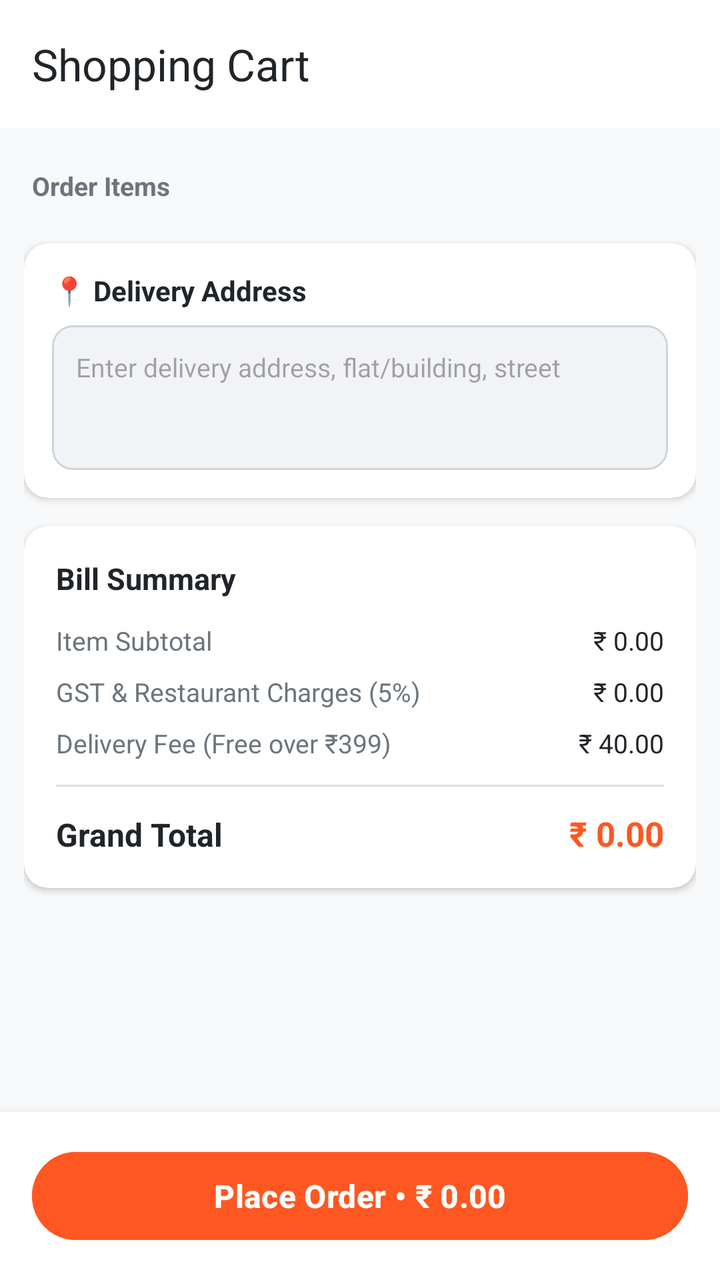
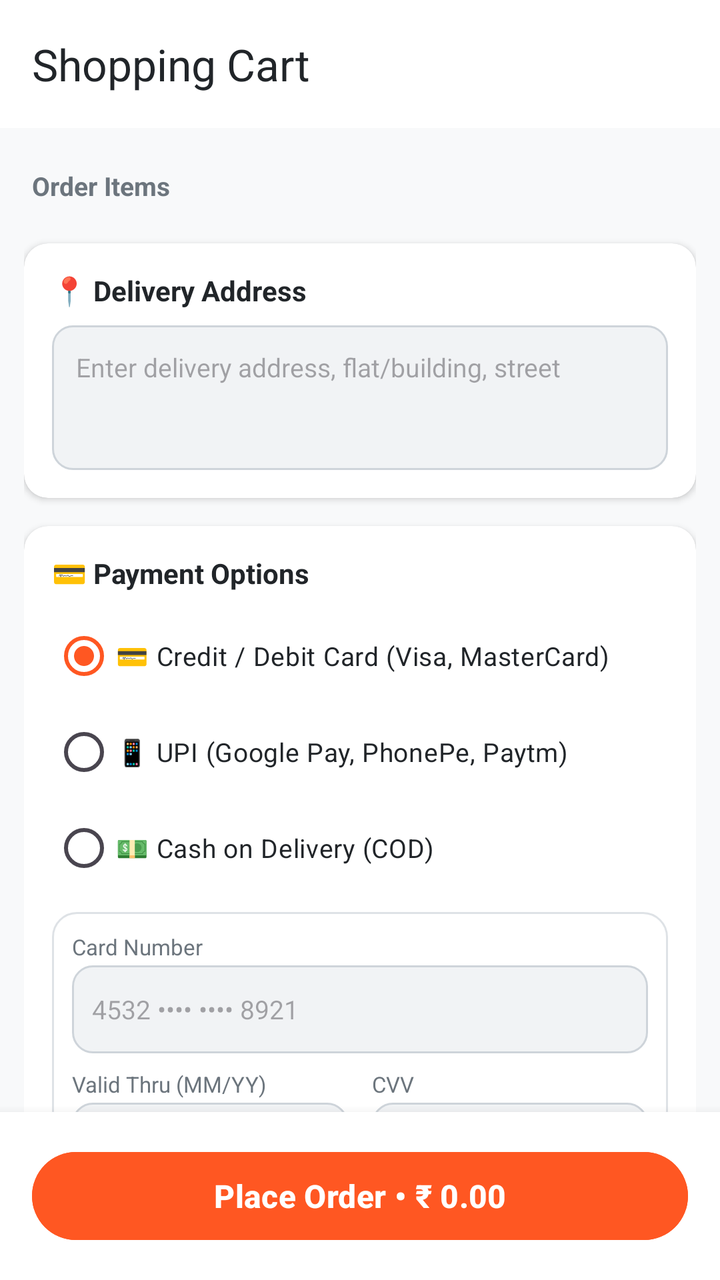

Before-and-after screenshots of an Android layout around one commit, followed by the original layout XML and the change that was made.
<!-- AndroidManifest.xml: application theme Theme.FoodieHub -->
<!-- res/layout/activity_cart.xml -->
<?xml version="1.0" encoding="utf-8"?>
<LinearLayout xmlns:android="http://schemas.android.com/apk/res/android"
    xmlns:app="http://schemas.android.com/apk/res-auto"
    android:layout_width="match_parent"
    android:layout_height="match_parent"
    android:background="@color/background_light"
    android:orientation="vertical">

    <androidx.appcompat.widget.Toolbar
        android:id="@+id/cartToolbar"
        android:layout_width="match_parent"
        android:layout_height="?attr/actionBarSize"
        android:background="@color/card_background"
        android:elevation="3dp"
        app:title="Shopping Cart"
        app:titleTextColor="@color/text_primary" />

    <androidx.core.widget.NestedScrollView
        android:layout_width="match_parent"
        android:layout_height="0dp"
        android:layout_weight="1"
        android:fillViewport="true">

        <LinearLayout
            android:layout_width="match_parent"
            android:layout_height="wrap_content"
            android:orientation="vertical"
            android:padding="12dp">

            
            <TextView
                android:layout_width="wrap_content"
                android:layout_height="wrap_content"
                android:layout_marginStart="4dp"
                android:layout_marginTop="8dp"
                android:layout_marginBottom="6dp"
                android:text="Order Items"
                android:textColor="@color/text_secondary"
                android:textSize="13sp"
                android:textStyle="bold" />

            <androidx.recyclerview.widget.RecyclerView
                android:id="@+id/recyclerCartItems"
                android:layout_width="match_parent"
                android:layout_height="wrap_content"
                android:nestedScrollingEnabled="false" />

            
            <androidx.cardview.widget.CardView
                android:layout_width="match_parent"
                android:layout_height="wrap_content"
                android:layout_marginTop="14dp"
                app:cardBackgroundColor="@color/card_background"
                app:cardCornerRadius="12dp"
                app:cardElevation="2dp">

                <LinearLayout
                    android:layout_width="match_parent"
                    android:layout_height="wrap_content"
                    android:orientation="vertical"
                    android:padding="14dp">

                    <TextView
                        android:layout_width="wrap_content"
                        android:layout_height="wrap_content"
                        android:text="📍 Delivery Address"
                        android:textColor="@color/text_primary"
                        android:textSize="14sp"
                        android:textStyle="bold" />

                    <EditText
                        android:id="@+id/edtDeliveryAddress"
                        android:layout_width="match_parent"
                        android:layout_height="wrap_content"
                        android:layout_marginTop="8dp"
                        android:background="@drawable/bg_rounded_input"
                        android:gravity="top|start"
                        android:hint="Enter delivery address, flat/building, street"
                        android:lines="3"
                        android:padding="12dp"
                        android:textSize="13sp" />
                </LinearLayout>
            </androidx.cardview.widget.CardView>

            
            <androidx.cardview.widget.CardView
                android:layout_width="match_parent"
                android:layout_height="wrap_content"
                android:layout_marginTop="14dp"
                android:layout_marginBottom="16dp"
                app:cardBackgroundColor="@color/card_background"
                app:cardCornerRadius="12dp"
                app:cardElevation="2dp">

                <LinearLayout
                    android:layout_width="match_parent"
                    android:layout_height="wrap_content"
                    android:orientation="vertical"
                    android:padding="16dp">

                    <TextView
                        android:layout_width="wrap_content"
                        android:layout_height="wrap_content"
                        android:text="Bill Summary"
                        android:textColor="@color/text_primary"
                        android:textSize="15sp"
                        android:textStyle="bold" />

                    
                    <LinearLayout
                        android:layout_width="match_parent"
                        android:layout_height="wrap_content"
                        android:layout_marginTop="12dp"
                        android:orientation="horizontal">

                        <TextView
                            android:layout_width="0dp"
                            android:layout_height="wrap_content"
                            android:layout_weight="1"
                            android:text="Item Subtotal"
                            android:textColor="@color/text_secondary"
                            android:textSize="13sp" />

                        <TextView
                            android:id="@+id/txtSubtotalAmount"
                            android:layout_width="wrap_content"
                            android:layout_height="wrap_content"
                            android:text="₹ 0.00"
                            android:textColor="@color/text_primary"
                            android:textSize="13sp" />
                    </LinearLayout>

                    
                    <LinearLayout
                        android:layout_width="match_parent"
                        android:layout_height="wrap_content"
                        android:layout_marginTop="8dp"
                        android:orientation="horizontal">

                        <TextView
                            android:layout_width="0dp"
                            android:layout_height="wrap_content"
                            android:layout_weight="1"
                            android:text="GST &amp; Restaurant Charges (5%)"
                            android:textColor="@color/text_secondary"
                            android:textSize="13sp" />

                        <TextView
                            android:id="@+id/txtTaxAmount"
                            android:layout_width="wrap_content"
                            android:layout_height="wrap_content"
                            android:text="₹ 0.00"
                            android:textColor="@color/text_primary"
                            android:textSize="13sp" />
                    </LinearLayout>

                    
                    <LinearLayout
                        android:layout_width="match_parent"
                        android:layout_height="wrap_content"
                        android:layout_marginTop="8dp"
                        android:orientation="horizontal">

                        <TextView
                            android:layout_width="0dp"
                            android:layout_height="wrap_content"
                            android:layout_weight="1"
                            android:text="Delivery Fee (Free over ₹399)"
                            android:textColor="@color/text_secondary"
                            android:textSize="13sp" />

                        <TextView
                            android:id="@+id/txtDeliveryAmount"
                            android:layout_width="wrap_content"
                            android:layout_height="wrap_content"
                            android:text="₹ 40.00"
                            android:textColor="@color/text_primary"
                            android:textSize="13sp" />
                    </LinearLayout>

                    <View
                        android:layout_width="match_parent"
                        android:layout_height="1dp"
                        android:layout_marginVertical="12dp"
                        android:background="@color/divider" />

                    
                    <LinearLayout
                        android:layout_width="match_parent"
                        android:layout_height="wrap_content"
                        android:orientation="horizontal">

                        <TextView
                            android:layout_width="0dp"
                            android:layout_height="wrap_content"
                            android:layout_weight="1"
                            android:text="Grand Total"
                            android:textColor="@color/text_primary"
                            android:textSize="16sp"
                            android:textStyle="bold" />

                        <TextView
                            android:id="@+id/txtGrandTotalAmount"
                            android:layout_width="wrap_content"
                            android:layout_height="wrap_content"
                            android:text="₹ 0.00"
                            android:textColor="@color/primary"
                            android:textSize="17sp"
                            android:textStyle="bold" />
                    </LinearLayout>

                </LinearLayout>
            </androidx.cardview.widget.CardView>

        </LinearLayout>
    </androidx.core.widget.NestedScrollView>

    
    <LinearLayout
        android:layout_width="match_parent"
        android:layout_height="wrap_content"
        android:background="@color/card_background"
        android:elevation="8dp"
        android:padding="16dp">

        <Button
            android:id="@+id/btnPlaceOrder"
            android:layout_width="match_parent"
            android:layout_height="52dp"
            android:backgroundTint="@color/primary"
            android:text="Place Order • ₹ 0.00"
            android:textColor="@color/white"
            android:textSize="16sp"
            android:textStyle="bold" />
    </LinearLayout>

</LinearLayout>
<!-- resources referenced by this layout -->
<resources>
  <color name="background_light">#F8F9FA</color>
  <color name="card_background">#FFFFFF</color>
  <color name="divider">#DEE2E6</color>
  <color name="primary">#FF5722</color>
  <color name="text_primary">#212529</color>
  <color name="text_secondary">#6C757D</color>
  <color name="white">#FFFFFF</color>
  <!-- drawable bg_rounded_input (drawable) -->
  <?xml version="1.0" encoding="utf-8"?>
  <shape xmlns:android="http://schemas.android.com/apk/res/android"
      android:shape="rectangle">
      <solid android:color="#F1F3F5" />
      <corners android:radius="10dp" />
      <stroke android:width="1dp" android:color="#CED4DA" />
  </shape>
  <style name="Theme.FoodieHub" parent="Theme.Material3.DayNight.NoActionBar">
          <item name="colorPrimary">@color/primary</item>
          <item name="colorPrimaryVariant">@color/primary_dark</item>
          <item name="colorSecondary">@color/accent</item>
          <item name="android:statusBarColor">@color/primary_dark</item>
          <item name="android:windowLightStatusBar">false</item>
          <item name="windowActionBar">false</item>
          <item name="windowNoTitle">true</item>
      </style>
  <color name="primary_dark">#E64A19</color>
  <color name="accent">#FF9800</color>
</resources>

<!-- the commit's change to res/layout/activity_cart.xml (unified diff, before → after) -->
@@ -87,6 +87,188 @@
                 android:layout_width="match_parent"
                 android:layout_height="wrap_content"
                 android:layout_marginTop="14dp"
+                app:cardBackgroundColor="@color/card_background"
+                app:cardCornerRadius="12dp"
+                app:cardElevation="2dp">
+
+                <LinearLayout
+                    android:layout_width="match_parent"
+                    android:layout_height="wrap_content"
+                    android:orientation="vertical"
+                    android:padding="14dp">
+
+                    <TextView
+                        android:layout_width="wrap_content"
+                        android:layout_height="wrap_content"
+                        android:text="💳 Payment Options"
+                        android:textColor="@color/text_primary"
+                        android:textSize="14sp"
+                        android:textStyle="bold" />
+
+                    <RadioGroup
+                        android:id="@+id/radioGroupPayment"
+                        android:layout_width="match_parent"
+                        android:layout_height="wrap_content"
+                        android:layout_marginTop="8dp">
+
+                        <RadioButton
+                            android:id="@+id/radioCard"
+                            android:layout_width="match_parent"
+                            android:layout_height="wrap_content"
+                            android:checked="true"
+                            android:paddingVertical="4dp"
+                            android:text="💳 Credit / Debit Card (Visa, MasterCard)"
+                            android:textColor="@color/text_primary"
+                            android:textSize="13sp" />
+
+                        <RadioButton
+                            android:id="@+id/radioUpi"
+                            android:layout_width="match_parent"
+                            android:layout_height="wrap_content"
+                            android:paddingVertical="4dp"
+                            android:text="📱 UPI (Google Pay, PhonePe, Paytm)"
+                            android:textColor="@color/text_primary"
+                            android:textSize="13sp" />
+
+                        <RadioButton
+                            android:id="@+id/radioCod"
+                            android:layout_width="match_parent"
+                            android:layout_height="wrap_content"
+                            android:paddingVertical="4dp"
+                            android:text="💵 Cash on Delivery (COD)"
+                            android:textColor="@color/text_primary"
+                            android:textSize="13sp" />
+                    </RadioGroup>
+
+                    
+                    <LinearLayout
+                        android:id="@+id/layoutCardDetails"
+                        android:layout_width="match_parent"
+                        android:layout_height="wrap_content"
+                        android:layout_marginTop="8dp"
+                        android:background="@drawable/bg_rounded_card"
+                        android:orientation="vertical"
+                        android:padding="10dp"
+                        android:visibility="visible">
+
+                        <TextView
+                            android:layout_width="wrap_content"
+                            android:layout_height="wrap_content"
+                            android:text="Card Number"
+                            android:textColor="@color/text_secondary"
+                            android:textSize="11sp" />
+
+                        <EditText
+                            android:id="@+id/edtCardNumber"
+                            android:layout_width="match_parent"
+                            android:layout_height="44dp"
+                            android:layout_marginTop="2dp"
+                            android:background="@drawable/bg_rounded_input"
+                            android:hint="4532 •••• •••• 8921"
+                            android:inputType="number"
+                            android:paddingHorizontal="10dp"
+                            android:textSize="13sp" />
+
+                        <LinearLayout
+                            android:layout_width="match_parent"
+                            android:layout_height="wrap_content"
+                            android:layout_marginTop="8dp"
+                            android:orientation="horizontal">
+
+                            <LinearLayout
+                                android:layout_width="0dp"
+                                android:layout_height="wrap_content"
+                                android:layout_marginEnd="6dp"
+                                android:layout_weight="1"
+                                android:orientation="vertical">
+
+                                <TextView
+                                    android:layout_width="wrap_content"
+                                    android:layout_height="wrap_content"
+                                    android:text="Valid Thru (MM/YY)"
+                                    android:textColor="@color/text_secondary"
+                                    android:textSize="11sp" />
+
+                                <EditText
+                                    android:id="@+id/edtCardExpiry"
+                                    android:layout_width="match_parent"
+                                    android:layout_height="44dp"
+                                    android:layout_marginTop="2dp"
+                                    android:background="@drawable/bg_rounded_input"
+                                    android:hint="08/28"
+                                    android:inputType="datetime"
+                                    android:paddingHorizontal="10dp"
+                                    android:textSize="13sp" />
+                            </LinearLayout>
+
+                            <LinearLayout
+                                android:layout_width="0dp"
+                                android:layout_height="wrap_content"
+                                android:layout_marginStart="6dp"
+                                android:layout_weight="1"
+                                android:orientation="vertical">
+
+                                <TextView
+                                    android:layout_width="wrap_content"
+                                    android:layout_height="wrap_content"
+                                    android:text="CVV"
+                                    android:textColor="@color/text_secondary"
+                                    android:textSize="11sp" />
+
+                                <EditText
+                                    android:id="@+id/edtCardCvv"
+                                    android:layout_width="match_parent"
+                                    android:layout_height="44dp"
+                                    android:layout_marginTop="2dp"
+                                    android:background="@drawable/bg_rounded_input"
+                                    android:hint="•••"
+                                    android:inputType="numberPassword"
+                                    android:maxLength="4"
+                                    android:paddingHorizontal="10dp"
+                                    android:textSize="13sp" />
+                            </LinearLayout>
+
+                        </LinearLayout>
+                    </LinearLayout>
+
+                    
+                    <LinearLayout
+                        android:id="@+id/layoutUpiDetails"
+                        android:layout_width="match_parent"
+                        android:layout_height="wrap_content"
+                        android:layout_marginTop="8dp"
+                        android:background="@drawable/bg_rounded_card"
+                        android:orientation="vertical"
+                        android:padding="10dp"
+                        android:visibility="gone">
+
+                        <TextView
+                            android:layout_width="wrap_content"
+                            android:layout_height="wrap_content"
+                            android:text="UPI ID"
+                            android:textColor="@color/text_secondary"
+                            android:textSize="11sp" />
+
+                        <EditText
+                            android:id="@+id/edtUpiId"
+                            android:layout_width="match_parent"
+                            android:layout_height="44dp"
+                            android:layout_marginTop="2dp"
+                            android:background="@drawable/bg_rounded_input"
+                            android:hint="sonalimotkar@okhdfcbank"
+                            android:inputType="textEmailAddress"
+                            android:paddingHorizontal="10dp"
+                            android:textSize="13sp" />
+                    </LinearLayout>
+
+                </LinearLayout>
+            </androidx.cardview.widget.CardView>
+
+            
+            <androidx.cardview.widget.CardView
+                android:layout_width="match_parent"
+                android:layout_height="wrap_content"
+                android:layout_marginTop="14dp"
                 android:layout_marginBottom="16dp"
                 app:cardBackgroundColor="@color/card_background"
                 app:cardCornerRadius="12dp"
<!-- resource entries referenced after the edit -->
@@ -7,6 +7,14 @@
   <color name="text_primary">#212529</color>
   <color name="text_secondary">#6C757D</color>
   <color name="white">#FFFFFF</color>
+  <!-- drawable bg_rounded_card (drawable) -->
+  <?xml version="1.0" encoding="utf-8"?>
+  <shape xmlns:android="http://schemas.android.com/apk/res/android"
+      android:shape="rectangle">
+      <solid android:color="@color/card_background" />
+      <corners android:radius="12dp" />
+      <stroke android:width="1dp" android:color="@color/divider" />
+  </shape>
   <!-- drawable bg_rounded_input (drawable) -->
   <?xml version="1.0" encoding="utf-8"?>
   <shape xmlns:android="http://schemas.android.com/apk/res/android"
